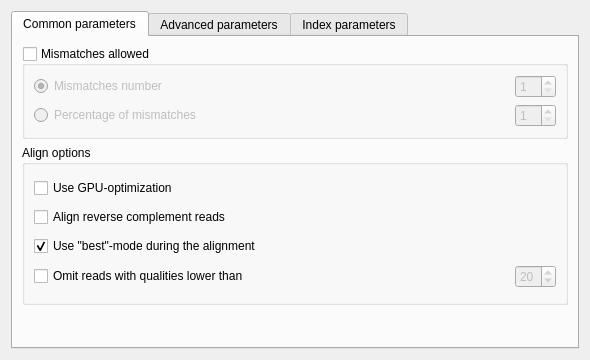
This is src/plugins/genome_aligner/src/GenomeAlignerSettings.ui in violethaze74/ugene as Qt 5 draws it before an edit. The edited form follows.
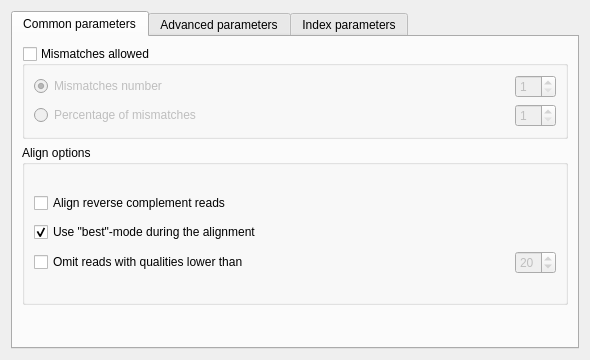
This is the edited form.

```diff
--- a/src/plugins/genome_aligner/src/GenomeAlignerSettings.ui
+++ b/src/plugins/genome_aligner/src/GenomeAlignerSettings.ui
@@ -152,7 +152,7 @@
          </property>
          <layout class="QVBoxLayout" name="verticalLayout_3">
           <item>
-           <layout class="QGridLayout" name="gridLayout_2" rowminimumheight="20,20,20,20">
+           <layout class="QGridLayout" name="gridLayout_2">
             <property name="topMargin">
              <number>0</number>
             </property>
@@ -162,40 +162,7 @@
             <property name="verticalSpacing">
              <number>9</number>
             </property>
-            <item row="1" column="0">
-             <widget class="QCheckBox" name="reverseBox">
-              <property name="enabled">
-               <bool>true</bool>
-              </property>
-              <property name="toolTip">
-               <string>Use both the read and its reverse complement during aligning.</string>
-              </property>
-              <property name="text">
-               <string>Align reverse complement reads</string>
-              </property>
-              <property name="checked">
-               <bool>false</bool>
-              </property>
-             </widget>
-            </item>
-            <item row="2" column="0" colspan="2">
-             <widget class="QCheckBox" name="firstMatchBox">
-              <property name="toolTip">
-               <string>&lt;!DOCTYPE HTML PUBLIC &quot;-//W3C//DTD HTML 4.0//EN&quot; &quot;http://www.w3.org/TR/REC-html40/strict.dtd&quot;&gt;
-&lt;html&gt;&lt;head&gt;&lt;meta name=&quot;qrichtext&quot; content=&quot;1&quot; /&gt;&lt;style type=&quot;text/css&quot;&gt;
-p, li { white-space: pre-wrap; }
-&lt;/style&gt;&lt;/head&gt;&lt;body style=&quot; font-family:'MS Shell Dlg 2'; font-size:8.25pt; font-weight:400; font-style:normal;&quot;&gt;
-&lt;p style=&quot; margin-top:0px; margin-bottom:0px; margin-left:0px; margin-right:0px; -qt-block-indent:0; text-indent:0px;&quot;&gt;&lt;span style=&quot; font-size:8pt;&quot;&gt;Report only about best alignments (in terms of mismatches).&lt;/span&gt;&lt;/p&gt;&lt;/body&gt;&lt;/html&gt;</string>
-              </property>
-              <property name="text">
-               <string>Use &quot;best&quot;-mode during the alignment</string>
-              </property>
-              <property name="checked">
-               <bool>true</bool>
-              </property>
-             </widget>
-            </item>
-            <item row="3" column="0">
+            <item row="2" column="0">
              <widget class="QCheckBox" name="omitQualitiesBox">
               <property name="toolTip">
                <string>Omit reads with qualities lower than the specified value. Reads that have no qualities are not omited.</string>
@@ -205,7 +172,7 @@
               </property>
              </widget>
             </item>
-            <item row="3" column="1">
+            <item row="2" column="1">
              <spacer name="horizontalSpacer_3">
               <property name="orientation">
                <enum>Qt::Horizontal</enum>
@@ -218,7 +185,7 @@
               </property>
              </spacer>
             </item>
-            <item row="3" column="2">
+            <item row="2" column="2">
              <widget class="QSpinBox" name="qualThresholdBox">
               <property name="enabled">
                <bool>false</bool>
@@ -240,13 +207,32 @@
               </property>
              </widget>
             </item>
-            <item row="0" column="0" colspan="3">
-             <widget class="QCheckBox" name="gpuBox">
+            <item row="1" column="0" colspan="2">
+             <widget class="QCheckBox" name="firstMatchBox">
               <property name="toolTip">
                <string>Use an openCL-enabled GPU during the aligning.</string>
               </property>
               <property name="text">
-               <string>Use GPU-optimization</string>
+               <string>Use &quot;best&quot;-mode during the alignment</string>
+              </property>
+              <property name="checked">
+               <bool>true</bool>
+              </property>
+             </widget>
+            </item>
+            <item row="0" column="0">
+             <widget class="QCheckBox" name="reverseBox">
+              <property name="enabled">
+               <bool>true</bool>
+              </property>
+              <property name="toolTip">
+               <string>Use both the read and its reverse complement during aligning.</string>
+              </property>
+              <property name="text">
+               <string>Align reverse complement reads</string>
+              </property>
+              <property name="checked">
+               <bool>false</bool>
               </property>
              </widget>
             </item>
```
Left out of the diff: 6 changed lines with no effect on the pictures.
